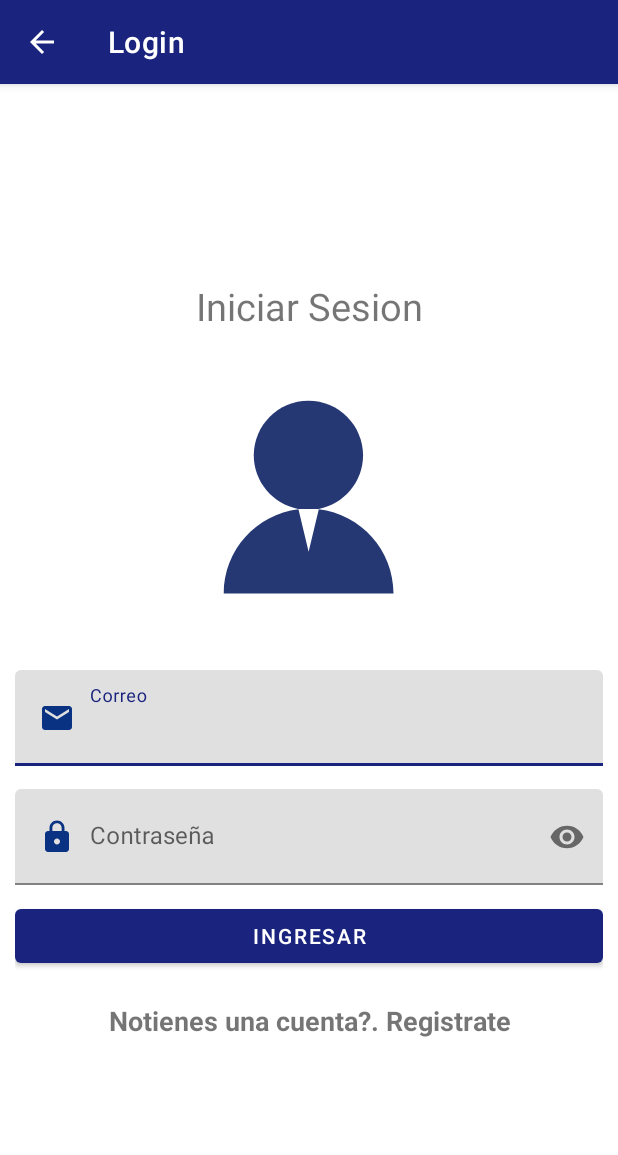
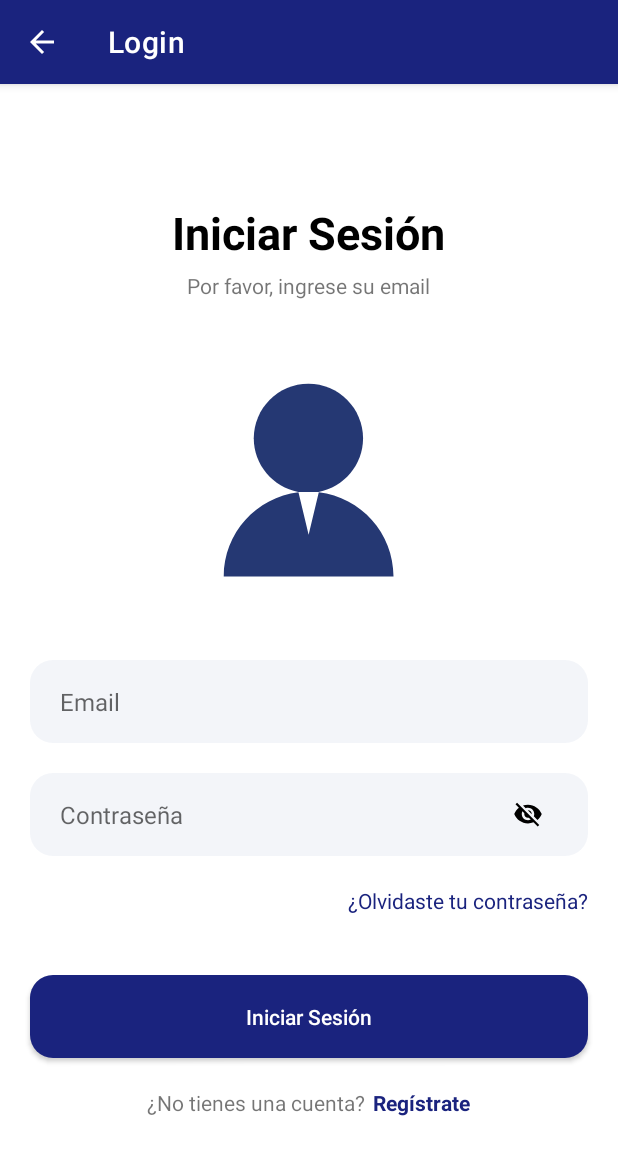
Before and after one commit to kurama027/garita_android, an Android app: the Login screen opened directly, with no data from a screen before it, on a phone screen of 412 x 824 dp. Shown: the top 1155 px of the screen. Run offline under Robolectric (Android 15) with nearby library versions, the phone set to English and light mode, and no system bars; our stand-ins replace Firebase (no records; nobody signed in at launch, a user with empty details on screens opened directly).

Commit message:
layout renovado

```diff
--- /dev/null
+++ b/app/src/main/res/drawable/ic_password_hide.xml
@@ -0,0 +1,5 @@
+<vector android:height="24dp" android:tint="#000000"
+    android:viewportHeight="24" android:viewportWidth="24"
+    android:width="24dp" xmlns:android="http://schemas.android.com/apk/res/android">
+    <path android:fillColor="@android:color/white" android:pathData="M12,7c2.76,0 5,2.24 5,5 0,0.65 -0.13,1.26 -0.36,1.83l2.92,2.92c1.51,-1.26 2.7,-2.89 3.43,-4.75 -1.73,-4.39 -6,-7.5 -11,-7.5 -1.4,0 -2.74,0.25 -3.98,0.7l2.16,2.16C10.74,7.13 11.35,7 12,7zM2,4.27l2.28,2.28 0.46,0.46C3.08,8.3 1.78,10.02 1,12c1.73,4.39 6,7.5 11,7.5 1.55,0 3.03,-0.3 4.38,-0.84l0.42,0.42L19.73,22 21,20.73 3.27,3 2,4.27zM7.53,9.8l1.55,1.55c-0.05,0.21 -0.08,0.43 -0.08,0.65 0,1.66 1.34,3 3,3 0.22,0 0.44,-0.03 0.65,-0.08l1.55,1.55c-0.67,0.33 -1.41,0.53 -2.2,0.53 -2.76,0 -5,-2.24 -5,-5 0,-0.79 0.2,-1.53 0.53,-2.2zM11.84,9.02l3.15,3.15 0.02,-0.16c0,-1.66 -1.34,-3 -3,-3l-0.17,0.01z"/>
+</vector>
--- /dev/null
+++ b/app/src/main/res/drawable/ic_password_show.xml
@@ -0,0 +1,5 @@
+<vector android:height="24dp" android:tint="#000000"
+    android:viewportHeight="24" android:viewportWidth="24"
+    android:width="24dp" xmlns:android="http://schemas.android.com/apk/res/android">
+    <path android:fillColor="@android:color/white" android:pathData="M12,4.5C7,4.5 2.73,7.61 1,12c1.73,4.39 6,7.5 11,7.5s9.27,-3.11 11,-7.5c-1.73,-4.39 -6,-7.5 -11,-7.5zM12,17c-2.76,0 -5,-2.24 -5,-5s2.24,-5 5,-5 5,2.24 5,5 -2.24,5 -5,5zM12,9c-1.66,0 -3,1.34 -3,3s1.34,3 3,3 3,-1.34 3,-3 -1.34,-3 -3,-3z"/>
+</vector>
--- /dev/null
+++ b/app/src/main/res/drawable/round_input_text.xml
@@ -0,0 +1,6 @@
+<?xml version="1.0" encoding="utf-8"?>
+<shape xmlns:android="http://schemas.android.com/apk/res/android"
+    android:shape="rectangle">
+    <solid android:color="#0D174188" />
+    <corners android:radius="15dp" />
+</shape>
--- /dev/null
+++ b/app/src/main/res/drawable/round_primary_button.xml
@@ -0,0 +1,6 @@
+<?xml version="1.0" encoding="utf-8"?>
+<shape xmlns:android="http://schemas.android.com/apk/res/android"
+    android:shape="rectangle">
+    <solid android:color="@color/colorPrimary"/>
+    <corners android:radius="15dp"/>
+</shape>
--- a/app/src/main/res/layout/activity_login.xml
+++ b/app/src/main/res/layout/activity_login.xml
@@ -1,87 +1,130 @@
 <?xml version="1.0" encoding="utf-8"?>
-<RelativeLayout xmlns:android="http://schemas.android.com/apk/res/android"
+<LinearLayout xmlns:android="http://schemas.android.com/apk/res/android"
     xmlns:app="http://schemas.android.com/apk/res-auto"
     xmlns:tools="http://schemas.android.com/tools"
     android:layout_width="match_parent"
     android:layout_height="match_parent"
+    android:orientation="vertical"
+    android:gravity="center"
     tools:context=".controlador.Login">
 
-    <androidx.appcompat.widget.LinearLayoutCompat
-        android:layout_width="match_parent"
-        android:layout_height="match_parent"
-        android:gravity="center"
-        android:padding="10dp"
-        android:orientation="vertical">
     <TextView
-            android:text="@string/IniciarSesionTXT"
-            android:textSize="25sp"
-            android:gravity="center"
-            android:layout_width="match_parent"
-            android:layout_height="wrap_content"/>
+        android:layout_width="wrap_content"
+        android:layout_height="wrap_content"
+        android:layout_gravity="center"
+        android:text="Iniciar Sesión"
+        android:textColor="#000000"
+        android:textSize="30sp"
+        android:textStyle="bold" />
+
+    <TextView
+        android:layout_width="wrap_content"
+        android:layout_height="wrap_content"
+        android:layout_gravity="center"
+        android:layout_marginTop="5dp"
+        android:layout_marginBottom="10dp"
+        android:text="Por favor, ingrese su email" />
 
     <com.airbnb.lottie.LottieAnimationView
         android:layout_width="200dp"
         android:layout_height="200dp"
+        android:layout_gravity="center"
+        android:layout_marginTop="10dp"
+        app:lottie_autoPlay="true"
+        app:lottie_fileName="iniciar_sesion.json"
         app:lottie_imageAssetsFolder="assets"
-            app:lottie_fileName="iniciar_sesion.json"
-            app:lottie_loop="true"
-            app:lottie_autoPlay="true"
-            android:layout_gravity="center"
-            android:layout_marginTop="10dp"/>
-        <com.google.android.material.textfield.TextInputLayout
-            android:layout_width="match_parent"
-            android:layout_height="wrap_content"
-            android:layout_marginTop="15dp">
+        app:lottie_loop="true" />
 
     <EditText
         android:id="@+id/CorreoLogin"
-                android:hint="@string/CorreoLogin"
         android:layout_width="match_parent"
-                android:layout_height="wrap_content"
-                android:drawableStart="@drawable/icono_correo"
-                android:drawablePadding="10dp"
-                android:padding="20dp"
-                android:inputType="textEmailAddress"/>
+        android:layout_height="55dp"
+        android:layout_marginStart="20dp"
+        android:layout_marginTop="20dp"
+        android:layout_marginEnd="20dp"
+        android:background="@drawable/round_input_text"
+        android:hint="Email"
+        android:inputType="textEmailAddress"
+        android:maxLines="1"
+        android:paddingStart="20dp"
+        android:paddingEnd="20dp"
+        android:textSize="16sp" />
 
-        </com.google.android.material.textfield.TextInputLayout>
-
-        <com.google.android.material.textfield.TextInputLayout
+    <RelativeLayout
         android:layout_width="match_parent"
-            android:layout_height="wrap_content"
-            app:passwordToggleEnabled="true"
-            android:layout_marginTop="15dp">
+        android:layout_height="55dp"
+        android:layout_marginStart="20dp"
+        android:layout_marginTop="20dp"
+        android:layout_marginEnd="20dp"
+        android:background="@drawable/round_input_text">
 
         <EditText
             android:id="@+id/PassLogin"
-                android:hint="@string/PassLogin"
             android:layout_width="match_parent"
+            android:layout_height="match_parent"
+            android:layout_toStartOf="@+id/iv_passwordShow"
+            android:background="@android:color/transparent"
+            android:hint="Contraseña"
+            android:inputType="textPassword"
+            android:maxLines="1"
+            android:paddingStart="20dp"
+            android:paddingEnd="20dp"
+            android:textSize="16sp" />
+
+        <ImageView
+            android:id="@+id/iv_passwordShow"
+            android:layout_width="40dp"
+            android:layout_height="40dp"
+            android:layout_alignParentEnd="true"
+            android:layout_centerVertical="true"
+            android:layout_marginEnd="20dp"
+            android:adjustViewBounds="true"
+            android:padding="10dp"
+            android:src="@drawable/ic_password_hide" />
+    </RelativeLayout>
+
+    <TextView
+        android:id="@+id/btn_forgotPassword"
+        android:layout_width="wrap_content"
         android:layout_height="wrap_content"
-                android:drawableStart="@drawable/icono_password"
-                android:drawablePadding="10dp"
-                android:padding="20dp"
-                android:inputType="textPassword"/>
+        android:layout_gravity="end"
+        android:layout_marginTop="20dp"
+        android:layout_marginEnd="20dp"
+        android:text="¿Olvidaste tu contraseña?"
+        android:textColor="@color/colorPrimary" />
 
+    <androidx.appcompat.widget.AppCompatButton
+        android:id="@+id/Btn_Logeo"
+        android:layout_width="match_parent"
+        android:layout_height="55dp"
+        android:layout_marginStart="20dp"
+        android:layout_marginTop="40dp"
+        android:layout_marginEnd="20dp"
+        android:background="@drawable/round_primary_button"
+        android:text="Iniciar Sesión"
+        android:textAllCaps="false"
+        android:textColor="#FFFFFF" />
 
-        </com.google.android.material.textfield.TextInputLayout>
+    <LinearLayout
+        android:layout_width="wrap_content"
+        android:layout_height="wrap_content"
+        android:layout_marginTop="20dp"
+        android:gravity="center"
+        android:orientation="horizontal">
 
-        <Button
-            android:id="@+id/Btn_Logeo"
-            android:text="@string/Btn_Logeo"
-            android:layout_width="match_parent"
+        <TextView
+            android:layout_width="wrap_content"
             android:layout_height="wrap_content"
-            android:layout_marginTop="10dp"/>
+            android:text="¿No tienes una cuenta?" />
 
         <TextView
             android:id="@+id/UsuarioNuevoTXT"
-            android:text="@string/UsuarioNuevoTXT"
-            android:layout_width="match_parent"
+            android:layout_width="wrap_content"
             android:layout_height="wrap_content"
-            android:textSize="18sp"
-            android:textStyle="bold"
-            android:gravity="center"
-            android:layout_marginTop="20dp"/>
+            android:layout_marginStart="5dp"
+            android:text="Regístrate"
+            android:textColor="@color/colorPrimary"
+            android:textStyle="bold" />
+    </LinearLayout>
 
-    </androidx.appcompat.widget.LinearLayoutCompat>
-
-
-</RelativeLayout>
+</LinearLayout>
```
Lines whose indentation alone changed are shown as unchanged.
